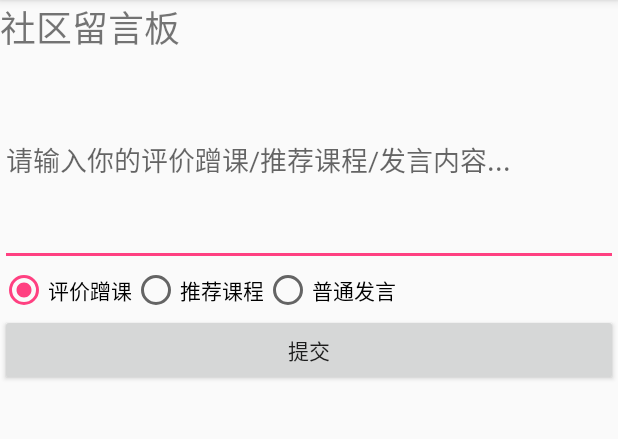
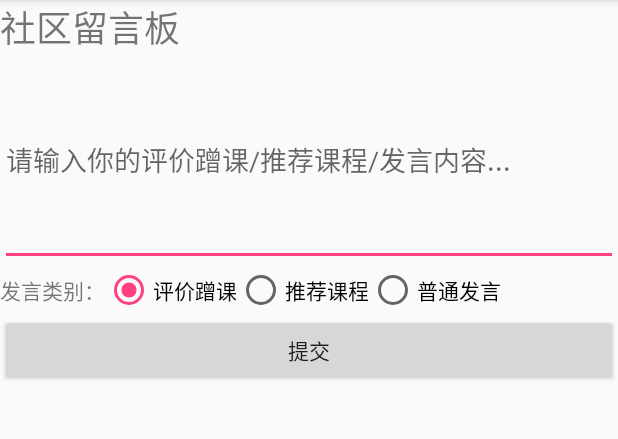
Before and after one commit to CengLaiCengQu/CengYiCeng, an Android app: the fragment NeighbourFragment shown on its own in the app's theme, after a tap on "提交", on a phone screen of 412 x 824 dp, the part 84-523 px from its top. Run offline under Robolectric (Android 15) with nearby library versions, the phone set to English and light mode, and no system bars.

```diff
--- a/app/src/main/java/com/example/rubrub/Fragment/NeighbourFragment.java
+++ b/app/src/main/java/com/example/rubrub/Fragment/NeighbourFragment.java
@@ -8,14 +8,20 @@ import android.view.View;
 import android.view.ViewGroup;
 import android.widget.Button;
 import android.widget.EditText;
+import android.widget.RadioButton;
+import android.widget.RadioGroup;
 import android.widget.Toast;
 
+import com.example.rubrub.Activity.NeighbourActivity;
 import com.example.rubrub.R;
 
 public class NeighbourFragment  extends Fragment{
     private View view;
     private EditText edittext;
-
+    private RadioGroup rg;
+    private Button button;
+    private String str;//标示选择了哪一种类型的发言
+    String inputText;//存放用户输入的发言内容
     private AppCompatActivity appCompatActivity;
 
     public AppCompatActivity getAppCompatActivity() {
@@ -33,15 +39,48 @@ public class NeighbourFragment  extends Fragment{
     }
     public void onActivityCreated(Bundle savedInstanceState) {
         super.onActivityCreated(savedInstanceState);
-        Button button = (Button) getActivity().findViewById(R.id.button);
-        edittext = (EditText) getActivity().findViewById(R.id.edittext);
+        button = (Button)getActivity().findViewById(R.id.button);
+        edittext = (EditText)getActivity().findViewById(R.id.edittext);
+        rg = (RadioGroup)getActivity().findViewById(R.id.rg);
+//        rg.setOnCheckedChangeListener(new RadioGroup.OnCheckedChangeListener() {
+//            @Override
+//            public void onCheckedChanged(RadioGroup group, int checkedId) {
+//                //希望弹出来选中项的文本
+//                RadioButton rb = (RadioButton)findViewById(checkedId) ;
+//                Toast.makeText(getActivity(), rb.getText(), Toast.LENGTH_SHORT).show() ;
+//            }
+//        }) ;
+        rg.setOnClickListener(new RadioGroup.OnClickListener(){
+            @Override
+            public void onClick(View v){
+                int id = rg.getCheckedRadioButtonId() ;
+                switch(id) {
+                    case R.id.tjkc:
+                        String str1 = "您选择了推荐蹭课";
+                        str = "[推荐蹭课]";
+                        Toast.makeText(getActivity(), str1, Toast.LENGTH_SHORT).show();
+                        break;
+                    case R.id.pjck:
+                        String str2 = "您选择了评价蹭课";
+                        str = "[评价蹭课]";
+                        Toast.makeText(getActivity(), str2, Toast.LENGTH_SHORT).show();
+                        break;
+                    case R.id.ptfy:
+                        String str3 = "您选择了普通发言";
+                        str = "[普通发言]";
+                        Toast.makeText(getActivity(), str3, Toast.LENGTH_SHORT).show();
+                        break;
+                }
+            }
+        });
+
         button.setOnClickListener(new View.OnClickListener() {
             @Override
             public void onClick(View v) {
                 switch(v.getId()){
                     case R.id.button:
-                        String inputText = edittext.getText().toString();
-
+                        inputText = edittext.getText().toString();
+                        inputText += str;
                 }
             }
         });
--- a/app/src/main/res/layout/neighbour_fragment_xml.xml
+++ b/app/src/main/res/layout/neighbour_fragment_xml.xml
@@ -25,8 +25,10 @@
         android:orientation="horizontal"
         android:layout_width="wrap_content"
         android:layout_height="wrap_content" >
-
-
+        <TextView
+            android:layout_width="wrap_content"
+            android:layout_height="wrap_content"
+            android:text="发言类别："/>
         <RadioButton
             android:id="@+id/pjck"
             android:layout_width="wrap_content"
@@ -48,7 +50,6 @@
             android:layout_height="wrap_content"
             android:text="普通发言" />
     </RadioGroup>
-
     <Button
         android:id="@+id/button"
         android:layout_width="match_parent"
```
